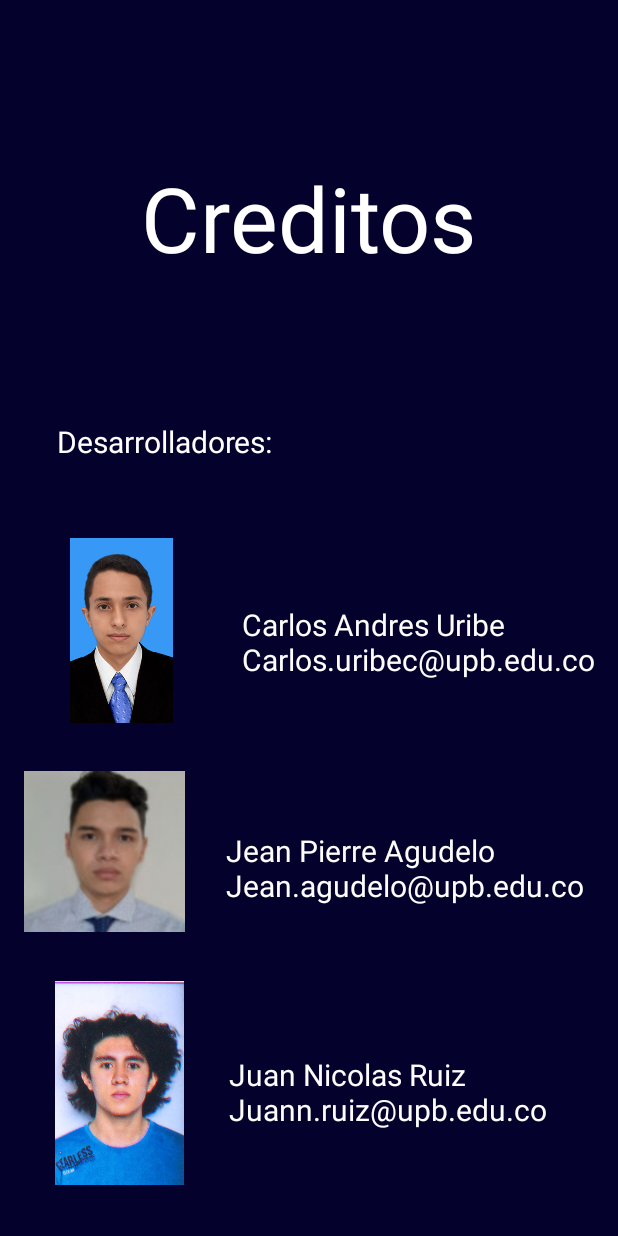
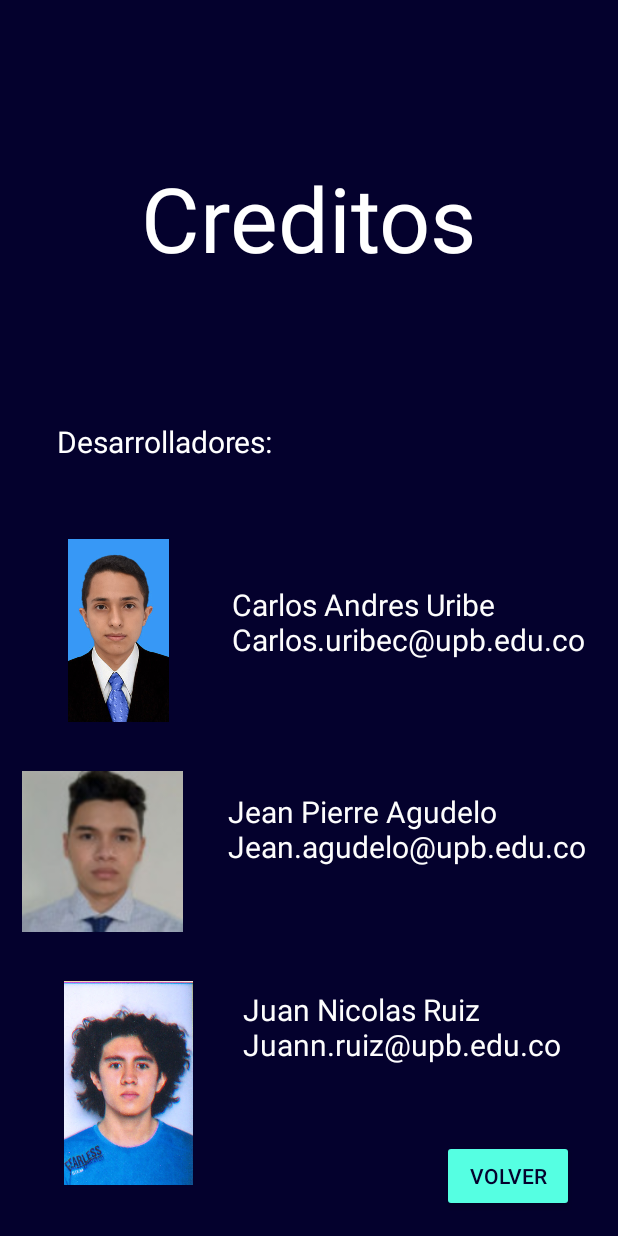
Before and after one commit to CarlosUribe32/app_nativa_android, an Android app: the Creditos screen opened directly, with no data from a screen before it, on a phone screen of 412 x 824 dp. Run offline under Robolectric (Android 15) with nearby library versions, the phone set to English and light mode, and no system bars; Roboto replaces fonts that are not available here.

Commit message:
Boton volver en creditos

```diff
--- a/app/src/main/java/co/upb/edu/Tilt/Creditos.java
+++ b/app/src/main/java/co/upb/edu/Tilt/Creditos.java
@@ -2,7 +2,10 @@ package co.upb.edu.Tilt;
 
 import androidx.appcompat.app.AppCompatActivity;
 
+import android.content.Intent;
 import android.os.Bundle;
+import android.view.View;
+import android.widget.Button;
 
 public class Creditos extends AppCompatActivity {
 
@@ -10,5 +13,19 @@ public class Creditos extends AppCompatActivity {
     protected void onCreate(Bundle savedInstanceState) {
         super.onCreate(savedInstanceState);
         setContentView(R.layout.activity_creditos);
+
+        Button btnCreditosVolver = (Button) findViewById(R.id.btnCreditosVolver);
+        inicializarBotonesCreditos(btnCreditosVolver);
+    }
+
+    private void inicializarBotonesCreditos (Button volver){
+        volver.setOnClickListener(new View.OnClickListener() {
+            @Override
+            public void onClick(View view) {
+                Intent intent = new Intent(Creditos.this, MainActivity.class);
+                startActivity(intent);
+            }
+        });
+
     }
 }
--- a/app/src/main/res/layout/activity_creditos.xml
+++ b/app/src/main/res/layout/activity_creditos.xml
@@ -8,11 +8,27 @@
     android:backgroundTint="#04012D"
     tools:context=".Creditos">
 
+    <Button
+        android:id="@+id/btnCreditosVolver"
+        android:layout_width="wrap_content"
+        android:layout_height="wrap_content"
+        android:layout_marginStart="26dp"
+        android:layout_marginTop="82dp"
+        android:layout_marginEnd="29dp"
+        android:layout_marginBottom="16dp"
+        android:backgroundTint="#55ffe2"
+        android:text="Volver"
+        android:textColor="#04012D"
+        app:layout_constraintBottom_toBottomOf="parent"
+        app:layout_constraintEnd_toEndOf="parent"
+        app:layout_constraintStart_toEndOf="@+id/imageView2"
+        app:layout_constraintTop_toBottomOf="@+id/txtContenido" />
+
     <TextView
         android:id="@+id/txtContenido2"
         android:layout_width="247dp"
         android:layout_height="95dp"
-        android:layout_marginStart="14dp"
+        android:layout_marginStart="10dp"
         android:layout_marginTop="70dp"
         android:layout_marginBottom="8dp"
         android:text="Carlos Andres Uribe   Carlos.uribec@upb.edu.co"
@@ -26,8 +42,8 @@
 
     <TextView
         android:id="@+id/txtContenido3"
-        android:layout_width="247dp"
-        android:layout_height="95dp"
+        android:layout_width="241dp"
+        android:layout_height="69dp"
         android:layout_marginStart="25dp"
         android:layout_marginTop="23dp"
         android:layout_marginEnd="15dp"
@@ -43,16 +59,16 @@
 
     <TextView
         android:id="@+id/txtContenido4"
-        android:layout_width="247dp"
-        android:layout_height="95dp"
+        android:layout_width="231dp"
+        android:layout_height="57dp"
         android:layout_marginStart="7dp"
-        android:layout_marginTop="1dp"
+        android:layout_marginTop="24dp"
         android:layout_marginEnd="16dp"
-        android:layout_marginBottom="1dp"
+        android:layout_marginBottom="32dp"
         android:text="Juan Nicolas Ruiz   Juann.ruiz@upb.edu.co"
         android:textColor="#FDFDFD"
         android:textSize="20sp"
-        app:layout_constraintBottom_toBottomOf="parent"
+        app:layout_constraintBottom_toTopOf="@+id/btnCreditosVolver"
         app:layout_constraintEnd_toEndOf="parent"
         app:layout_constraintStart_toEndOf="@+id/imageView4"
         app:layout_constraintTop_toBottomOf="@+id/txtContenido3"
@@ -96,8 +112,8 @@
 
     <ImageView
         android:id="@+id/imageView"
-        android:layout_width="123dp"
-        android:layout_height="123dp"
+        android:layout_width="106dp"
+        android:layout_height="122dp"
         android:layout_marginStart="16dp"
         android:layout_marginTop="8dp"
         android:layout_marginEnd="2dp"
@@ -113,7 +129,7 @@
         android:id="@+id/imageView3"
         android:layout_width="109dp"
         android:layout_height="107dp"
-        android:layout_marginStart="16dp"
+        android:layout_marginStart="10dp"
         android:layout_marginTop="8dp"
         android:layout_marginEnd="1dp"
         android:layout_marginBottom="4dp"
```
